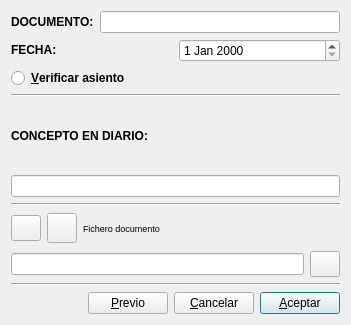
First picture: the form in ivadatosadic.ui, repository DIBOSAJM/keme, before the edit.
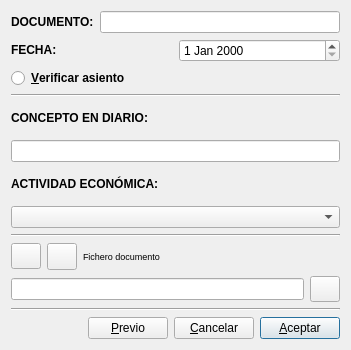
Second picture: the form after the edit. Icons and pictures are not drawn.

```diff
--- a/ivadatosadic.ui
+++ b/ivadatosadic.ui
@@ -7,13 +7,13 @@
     <x>0</x>
     <y>0</y>
     <width>351</width>
-    <height>325</height>
+    <height>350</height>
    </rect>
   </property>
   <property name="windowTitle">
    <string>IVA: Datos adicionales</string>
   </property>
-  <layout class="QVBoxLayout" name="verticalLayout_2">
+  <layout class="QVBoxLayout" name="verticalLayout_4">
    <item>
     <layout class="QHBoxLayout">
      <property name="spacing">
@@ -105,14 +105,50 @@
     </widget>
    </item>
    <item>
-    <widget class="QLabel" name="label">
-     <property name="text">
-      <string>&lt;html&gt;&lt;head/&gt;&lt;body&gt;&lt;p&gt;&lt;span style=&quot; font-weight:600;&quot;&gt;CONCEPTO EN DIARIO:&lt;/span&gt;&lt;/p&gt;&lt;/body&gt;&lt;/html&gt;</string>
-     </property>
-    </widget>
+    <layout class="QVBoxLayout" name="verticalLayout_2">
+     <item>
+      <widget class="QLabel" name="label">
+       <property name="text">
+        <string>&lt;html&gt;&lt;head/&gt;&lt;body&gt;&lt;p&gt;&lt;span style=&quot; font-weight:600;&quot;&gt;CONCEPTO EN DIARIO:&lt;/span&gt;&lt;/p&gt;&lt;/body&gt;&lt;/html&gt;</string>
+       </property>
+      </widget>
+     </item>
+     <item>
+      <widget class="QLineEdit" name="conceptolineEdit"/>
+     </item>
+    </layout>
    </item>
    <item>
-    <widget class="QLineEdit" name="conceptolineEdit"/>
+    <layout class="QVBoxLayout" name="verticalLayout_3">
+     <item>
+      <widget class="QLabel" name="label_3">
+       <property name="font">
+        <font>
+         <bold>true</bold>
+        </font>
+       </property>
+       <property name="text">
+        <string>ACTIVIDAD ECONÓMICA:</string>
+       </property>
+      </widget>
+     </item>
+     <item>
+      <widget class="QComboBox" name="actividad_comboBox">
+       <property name="sizePolicy">
+        <sizepolicy hsizetype="Expanding" vsizetype="Fixed">
+         <horstretch>0</horstretch>
+         <verstretch>0</verstretch>
+        </sizepolicy>
+       </property>
+       <property name="minimumSize">
+        <size>
+         <width>200</width>
+         <height>0</height>
+        </size>
+       </property>
+      </widget>
+     </item>
+    </layout>
    </item>
    <item>
     <widget class="Line" name="line">
```
Left out of the diff: 20 changed lines with no effect on the pictures.
